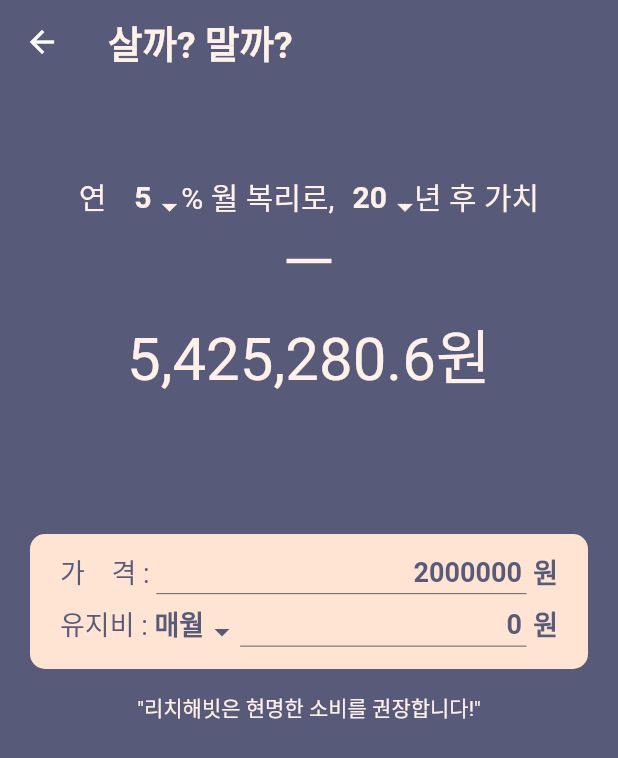
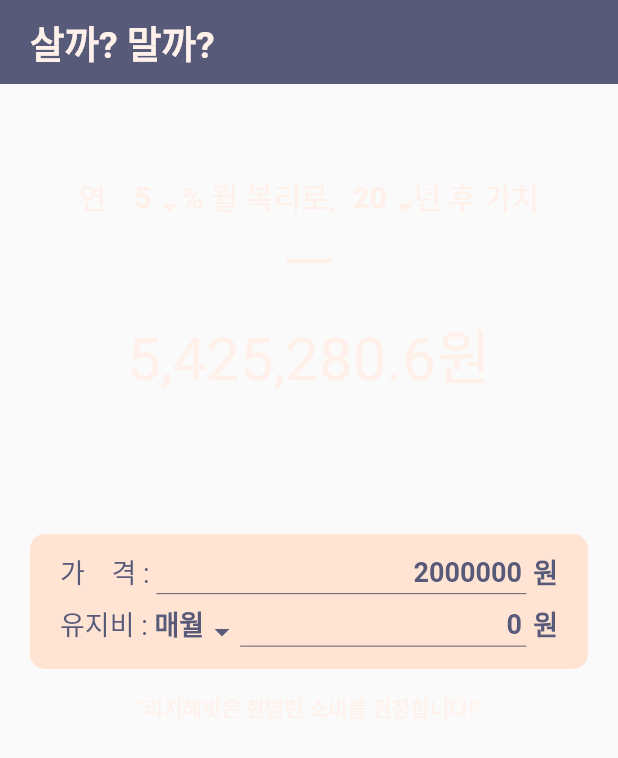
Before and after one commit to monthlyteam/RichHabit, a Flutter app: the BuyOrNot widget shown alone on an empty page, opened directly, on a phone screen of 412 x 824 dp. Shown: the top 758 px of the screen. Run offline on Flutter 3.47's test engine with Material 2 defaults, Android fonts, the phone set to English and light mode, and no system bars; our stand-ins replace flutter_markdown, flutter_svg, fluttertoast, table_calendar; missing offline and left inert: flutter_group_sliver.

Commit message:
buyornot sliver로바꿈

```diff
--- a/rich_habit/lib/screens/buy_or_not.dart
+++ b/rich_habit/lib/screens/buy_or_not.dart
@@ -93,23 +93,28 @@ class _BuyOrNotState extends State<BuyOrNot> {
 
   @override
   Widget build(BuildContext context) {
-    return Scaffold(
+    return SafeArea(
+      child: CustomScrollView(
+        slivers: [
+          SliverAppBar(
+            floating: true,
             backgroundColor: kPurpleColor,
-      appBar: AppBar(
-        title: Text(
+            titleSpacing: 0.0,
+            centerTitle: false,
+            elevation: 0.0,
+            title: Padding(
+              padding: const EdgeInsets.only(left: kPadding),
+              child: Text(
                 "살까? 말까?",
                 style: TextStyle(
                     color: kWhiteIvoryColor,
                     fontSize: kTitleFontSize,
                     fontWeight: FontWeight.bold),
               ),
-        backgroundColor: kPurpleColor,
-        centerTitle: false,
-        elevation: 0.0,
             ),
-      body: SafeArea(
-        child: ListView(
-          children: [
+          ),
+          SliverList(
+            delegate: SliverChildListDelegate([
               Padding(
                 padding: const EdgeInsets.symmetric(horizontal: kPadding),
                 child: Column(
@@ -125,8 +130,8 @@ class _BuyOrNotState extends State<BuyOrNot> {
                       children: [
                         Text(
                           "연",
-                        style:
-                            TextStyle(color: kWhiteIvoryColor, fontSize: 20.0),
+                          style: TextStyle(
+                              color: kWhiteIvoryColor, fontSize: 20.0),
                           textAlign: TextAlign.center,
                         ),
                         Container(
@@ -157,8 +162,8 @@ class _BuyOrNotState extends State<BuyOrNot> {
                         ),
                         Text(
                           "% 월 복리로,  ",
-                        style:
-                            TextStyle(color: kWhiteIvoryColor, fontSize: 20.0),
+                          style: TextStyle(
+                              color: kWhiteIvoryColor, fontSize: 20.0),
                           textAlign: TextAlign.center,
                         ),
                         Container(
@@ -189,8 +194,8 @@ class _BuyOrNotState extends State<BuyOrNot> {
                         ),
                         Text(
                           "년 후 가치",
-                        style:
-                            TextStyle(color: kWhiteIvoryColor, fontSize: 20.0),
+                          style: TextStyle(
+                              color: kWhiteIvoryColor, fontSize: 20.0),
                           textAlign: TextAlign.center,
                         ),
                       ],
@@ -211,8 +216,8 @@ class _BuyOrNotState extends State<BuyOrNot> {
                     ),
                     SizedBox(height: 90.0),
                     Container(
-                    padding:
-                        EdgeInsets.symmetric(vertical: 10.0, horizontal: 20.0),
+                      padding: EdgeInsets.symmetric(
+                          vertical: 10.0, horizontal: 20.0),
                       decoration: BoxDecoration(
                           color: kIvoryColor,
                           borderRadius: BorderRadius.circular(10.0)),
@@ -307,7 +312,8 @@ class _BuyOrNotState extends State<BuyOrNot> {
                                                 style: TextStyle(
                                                     fontSize: 18.0,
                                                     color: kPurpleColor,
-                                                  fontWeight: FontWeight.bold),
+                                                    fontWeight:
+                                                        FontWeight.bold),
                                               ),
                                               value: 0,
                                             ),
@@ -317,7 +323,8 @@ class _BuyOrNotState extends State<BuyOrNot> {
                                                 style: TextStyle(
                                                     fontSize: 18.0,
                                                     color: kPurpleColor,
-                                                  fontWeight: FontWeight.bold),
+                                                    fontWeight:
+                                                        FontWeight.bold),
                                               ),
                                               value: 1,
                                             ),
@@ -414,8 +421,9 @@ class _BuyOrNotState extends State<BuyOrNot> {
                   ],
                 ),
               ),
+            ]),
+          ),
         ],
-        ),
       ),
     );
   }
```
Lines whose indentation alone changed are shown as unchanged.
